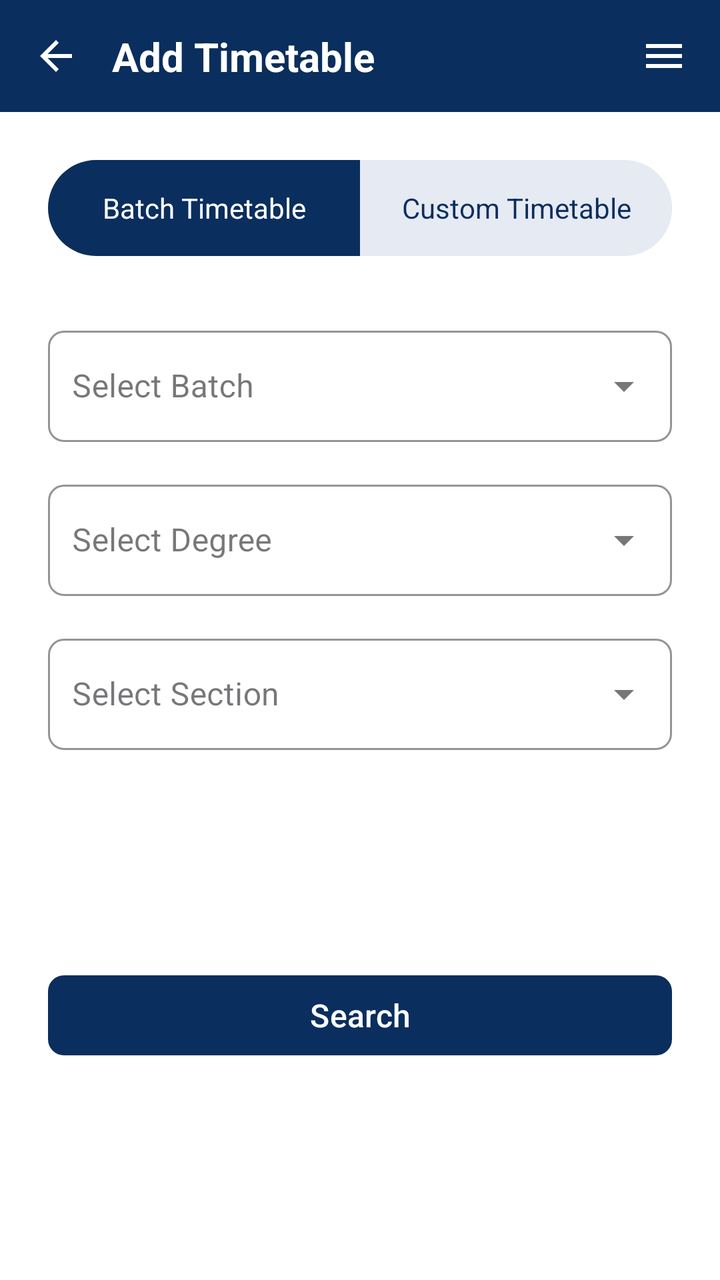
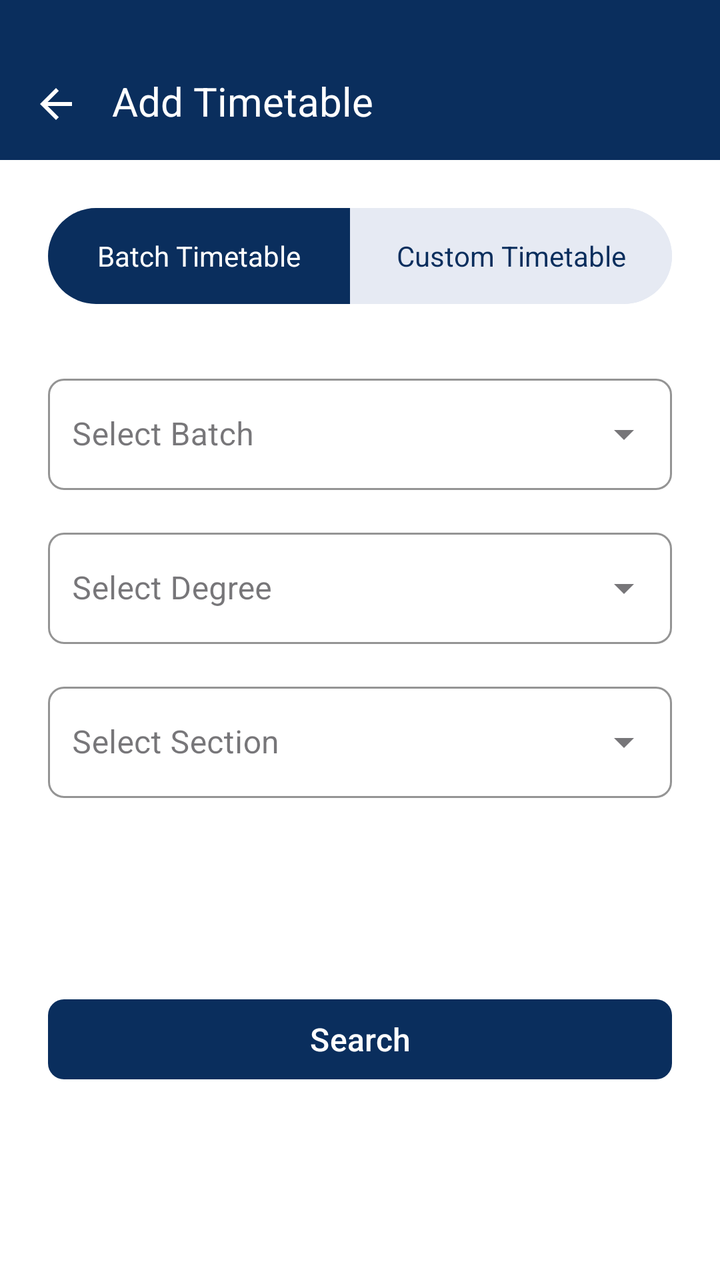

Two renders of the same Android screen: before a commit and after it. Below are the layout's source before the change and the commit's diff.
<!-- AndroidManifest.xml: application theme Theme.FASTable -->
<!-- res/layout/activity_add_timetable.xml -->
<?xml version="1.0" encoding="utf-8"?>
<androidx.constraintlayout.widget.ConstraintLayout
    xmlns:android="http://schemas.android.com/apk/res/android"
    xmlns:app="http://schemas.android.com/apk/res-auto"
    xmlns:tools="http://schemas.android.com/tools"
    android:layout_width="match_parent"
    android:layout_height="match_parent"
    android:background="#FFFFFF"
    tools:context=".Add_Timetable">

    
    <View
        android:id="@+id/topBar"
        android:layout_width="match_parent"
        android:layout_height="56dp"
        android:background="#0A2E5D"
        app:layout_constraintTop_toTopOf="parent" />

    <ImageView
        android:id="@+id/ivBack"
        android:layout_width="24dp"
        android:layout_height="24dp"
        android:layout_marginStart="16dp"
        android:layout_marginTop="16dp"
        android:src="@drawable/ic_arrow_back"
        app:layout_constraintTop_toTopOf="@id/topBar"
        app:layout_constraintStart_toStartOf="parent" />

    <TextView
        android:id="@+id/tvTitle"
        android:layout_width="wrap_content"
        android:layout_height="wrap_content"
        android:text="Add Timetable"
        android:textColor="@android:color/white"
        android:textSize="20sp"
        android:textStyle="bold"
        app:layout_constraintTop_toTopOf="@id/topBar"
        app:layout_constraintBottom_toBottomOf="@id/topBar"
        app:layout_constraintStart_toEndOf="@id/ivBack"
        android:layout_marginStart="16dp"/>

    <ImageView
        android:id="@+id/ivMenu"
        android:layout_width="24dp"
        android:layout_height="24dp"
        android:layout_marginEnd="16dp"
        android:src="@drawable/ic_menu"
        app:layout_constraintTop_toTopOf="@id/topBar"
        app:layout_constraintBottom_toBottomOf="@id/topBar"
        app:layout_constraintEnd_toEndOf="parent"/>

    
    <LinearLayout
        android:id="@+id/tabContainer"
        android:layout_width="match_parent"
        android:layout_height="48dp"
        android:layout_marginTop="24dp"
        android:layout_marginHorizontal="24dp"
        android:background="@drawable/toggle_background"
        android:orientation="horizontal"
        app:layout_constraintTop_toBottomOf="@id/topBar"
        app:layout_constraintStart_toStartOf="parent"
        app:layout_constraintEnd_toEndOf="parent">

        <TextView
            android:id="@+id/tvBatchTimetable"
            android:layout_width="0dp"
            android:layout_height="match_parent"
            android:layout_weight="1"
            android:gravity="center"
            android:text="Batch Timetable"
            android:textColor="#FFFFFF"
            android:textSize="14sp"
            android:background="@drawable/selected_tab_left"/>

        <TextView
            android:id="@+id/tvCustomTimetable"
            android:layout_width="0dp"
            android:layout_height="match_parent"
            android:layout_weight="1"
            android:gravity="center"
            android:text="Custom Timetable"
            android:textColor="#0A2E5D"
            android:textSize="14sp"
            android:background="@drawable/unselected_tab_right"/>
    </LinearLayout>

    
    <com.google.android.material.textfield.TextInputLayout
        android:id="@+id/dropdownBatch"
        style="@style/Widget.MaterialComponents.TextInputLayout.OutlinedBox.ExposedDropdownMenu"
        android:layout_width="0dp"
        android:layout_height="wrap_content"
        android:hint="@string/select_batch"
        android:layout_marginHorizontal="24dp"
        android:layout_marginTop="32dp"
        app:boxCornerRadiusTopStart="8dp"
        app:boxCornerRadiusTopEnd="8dp"
        app:boxCornerRadiusBottomStart="8dp"
        app:boxCornerRadiusBottomEnd="8dp"
        app:boxStrokeColor="#B0B0B0"
        app:layout_constraintTop_toBottomOf="@id/tabContainer"
        app:layout_constraintStart_toStartOf="parent"
        app:layout_constraintEnd_toEndOf="parent">

        <AutoCompleteTextView
            android:id="@+id/autoBatch"
            android:layout_width="match_parent"
            android:layout_height="wrap_content"
            android:inputType="none"
            android:textColor="#000000"
            android:paddingStart="12dp"
            android:paddingEnd="12dp"
            android:drawablePadding="8dp"/>
    </com.google.android.material.textfield.TextInputLayout>

    
    <com.google.android.material.textfield.TextInputLayout
        android:id="@+id/dropdownDegree"
        style="@style/Widget.MaterialComponents.TextInputLayout.OutlinedBox.ExposedDropdownMenu"
        android:layout_width="0dp"
        android:layout_height="wrap_content"
        android:hint="@string/select_degree"
        android:layout_marginHorizontal="24dp"
        android:layout_marginTop="16dp"
        app:boxCornerRadiusTopStart="8dp"
        app:boxCornerRadiusTopEnd="8dp"
        app:boxCornerRadiusBottomStart="8dp"
        app:boxCornerRadiusBottomEnd="8dp"
        app:boxStrokeColor="#B0B0B0"
        app:layout_constraintTop_toBottomOf="@id/dropdownBatch"
        app:layout_constraintStart_toStartOf="parent"
        app:layout_constraintEnd_toEndOf="parent">

        <AutoCompleteTextView
            android:id="@+id/autoDegree"
            android:layout_width="match_parent"
            android:layout_height="wrap_content"
            android:inputType="none"
            android:textColor="#000000"
            android:paddingStart="12dp"
            android:paddingEnd="12dp"
            android:drawablePadding="8dp"/>
    </com.google.android.material.textfield.TextInputLayout>

    
    <com.google.android.material.textfield.TextInputLayout
        android:id="@+id/dropdownSection"
        style="@style/Widget.MaterialComponents.TextInputLayout.OutlinedBox.ExposedDropdownMenu"
        android:layout_width="0dp"
        android:layout_height="wrap_content"
        android:hint="@string/select_section"
        android:layout_marginHorizontal="24dp"
        android:layout_marginTop="16dp"
        app:boxCornerRadiusTopStart="8dp"
        app:boxCornerRadiusTopEnd="8dp"
        app:boxCornerRadiusBottomStart="8dp"
        app:boxCornerRadiusBottomEnd="8dp"
        app:boxStrokeColor="#B0B0B0"
        app:layout_constraintTop_toBottomOf="@id/dropdownDegree"
        app:layout_constraintStart_toStartOf="parent"
        app:layout_constraintEnd_toEndOf="parent">

        <AutoCompleteTextView
            android:id="@+id/autoSection"
            android:layout_width="match_parent"
            android:layout_height="wrap_content"
            android:inputType="none"
            android:textColor="#000000"
            android:paddingStart="12dp"
            android:paddingEnd="12dp"
            android:drawablePadding="8dp"/>
    </com.google.android.material.textfield.TextInputLayout>

    
    <com.google.android.material.button.MaterialButton
        android:id="@+id/btnSearch"
        android:layout_width="0dp"
        android:layout_height="48dp"
        android:text="@string/search"
        android:textColor="@android:color/white"
        android:textSize="16sp"
        android:layout_marginHorizontal="24dp"
        android:layout_marginTop="24dp"
        android:layout_marginBottom="24dp"
        app:cornerRadius="8dp"
        app:backgroundTint="#0A2E5D"
        app:layout_constraintTop_toBottomOf="@id/dropdownSection"
        app:layout_constraintStart_toStartOf="parent"
        app:layout_constraintEnd_toEndOf="parent"
        app:layout_constraintBottom_toBottomOf="parent"/>
</androidx.constraintlayout.widget.ConstraintLayout>
<!-- resources referenced by this layout -->
<resources>
  <!-- drawable ic_arrow_back (drawable) -->
  <vector xmlns:android="http://schemas.android.com/apk/res/android"
      android:width="24dp"
      android:height="24dp"
      android:viewportWidth="24"
      android:viewportHeight="24">
      <path
          android:fillColor="#FFFFFFFF"
          android:pathData="M20,11H7.83l5.59-5.59L12,4l-8,8 8,8 1.41-1.41L7.83,13H20v-2z" />
  </vector>
  <!-- drawable ic_menu (drawable) -->
  <vector xmlns:android="http://schemas.android.com/apk/res/android"
      android:width="24dp"
      android:height="24dp"
      android:viewportWidth="24"
      android:viewportHeight="24">
      <path
          android:fillColor="#FFF"
          android:pathData="M3,6h18v2H3V6zm0,5h18v2H3v-2zm0,5h18v2H3v-2z"/>
  </vector>
  <!-- drawable selected_tab_left (drawable) -->
  <shape xmlns:android="http://schemas.android.com/apk/res/android"
      android:shape="rectangle">
      <solid android:color="#0A2E5D"/>
      <corners android:topLeftRadius="24dp" android:bottomLeftRadius="24dp"/>
  </shape>
  <!-- drawable toggle_background (drawable) -->
  <shape xmlns:android="http://schemas.android.com/apk/res/android"
      android:shape="rectangle">
      <solid android:color="#E6EAF3"/>
      <corners android:radius="24dp"/>
  </shape>
  <!-- drawable unselected_tab_right (drawable) -->
  <shape xmlns:android="http://schemas.android.com/apk/res/android"
      android:shape="rectangle">
      <solid android:color="#E6EAF3"/>
      <corners android:topRightRadius="24dp" android:bottomRightRadius="24dp"/>
  </shape>
  <string name="search">Search</string>
  <string name="select_batch">Select Batch</string>
  <string name="select_degree">Select Degree</string>
  <string name="select_section">Select Section</string>
  <style name="Theme.FASTable" parent="Base.Theme.FASTable" />
  <style name="Base.Theme.FASTable" parent="Theme.Material3.DayNight.NoActionBar">
          
          
      </style>
</resources>

<!-- the commit's change to res/layout/activity_add_timetable.xml (unified diff, before → after) -->
@@ -12,7 +12,7 @@
     <View
         android:id="@+id/topBar"
         android:layout_width="match_parent"
-        android:layout_height="56dp"
+        android:layout_height="80dp"
         android:background="#0A2E5D"
         app:layout_constraintTop_toTopOf="parent" />
 
@@ -21,9 +21,9 @@
         android:layout_width="24dp"
         android:layout_height="24dp"
         android:layout_marginStart="16dp"
-        android:layout_marginTop="16dp"
+        android:layout_marginBottom="16dp"
         android:src="@drawable/ic_arrow_back"
-        app:layout_constraintTop_toTopOf="@id/topBar"
+        app:layout_constraintBottom_toBottomOf="@id/topBar"
         app:layout_constraintStart_toStartOf="parent" />
 
     <TextView
@@ -33,21 +33,12 @@
         android:text="Add Timetable"
         android:textColor="@android:color/white"
         android:textSize="20sp"
-        android:textStyle="bold"
-        app:layout_constraintTop_toTopOf="@id/topBar"
+        android:layout_marginBottom="16dp"
         app:layout_constraintBottom_toBottomOf="@id/topBar"
         app:layout_constraintStart_toEndOf="@id/ivBack"
         android:layout_marginStart="16dp"/>
 
-    <ImageView
-        android:id="@+id/ivMenu"
-        android:layout_width="24dp"
-        android:layout_height="24dp"
-        android:layout_marginEnd="16dp"
-        android:src="@drawable/ic_menu"
-        app:layout_constraintTop_toTopOf="@id/topBar"
-        app:layout_constraintBottom_toBottomOf="@id/topBar"
-        app:layout_constraintEnd_toEndOf="parent"/>
+
 
     
     <LinearLayout
@@ -75,7 +66,7 @@
 
         <TextView
             android:id="@+id/tvCustomTimetable"
-            android:layout_width="0dp"
+            android:layout_width="10dp"
             android:layout_height="match_parent"
             android:layout_weight="1"
             android:gravity="center"
<!-- resource entries referenced after the edit -->
@@ -9,16 +9,6 @@
       <path
           android:fillColor="#FFFFFFFF"
           android:pathData="M20,11H7.83l5.59-5.59L12,4l-8,8 8,8 1.41-1.41L7.83,13H20v-2z" />
-  </vector>
-  <!-- drawable ic_menu (drawable) -->
-  <vector xmlns:android="http://schemas.android.com/apk/res/android"
-      android:width="24dp"
-      android:height="24dp"
-      android:viewportWidth="24"
-      android:viewportHeight="24">
-      <path
-          android:fillColor="#FFF"
-          android:pathData="M3,6h18v2H3V6zm0,5h18v2H3v-2zm0,5h18v2H3v-2z"/>
   </vector>
   <!-- drawable selected_tab_left (drawable) -->
   <shape xmlns:android="http://schemas.android.com/apk/res/android"
